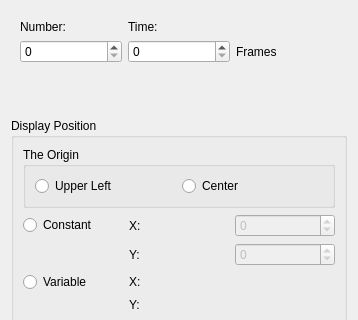
Above: events/commands/picturedialog.ui from jowin202/YaRXP before the change; both pictures show x 0 to 358 and y 0 to 320 of the 358 by 665 pixel window. Below: the same form after it.
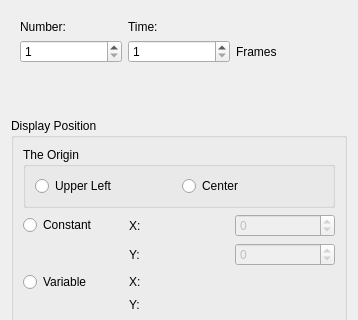
That is the form after the change. The open tabs and pages were chosen to show the change. Custom widgets are drawn as their Qt base class.

```diff
--- a/events/commands/picturedialog.ui
+++ b/events/commands/picturedialog.ui
@@ -290,7 +290,14 @@
           </widget>
          </item>
          <item row="1" column="1">
-          <widget class="QSpinBox" name="spin_time"/>
+          <widget class="QSpinBox" name="spin_time">
+           <property name="minimum">
+            <number>1</number>
+           </property>
+           <property name="maximum">
+            <number>1000</number>
+           </property>
+          </widget>
          </item>
          <item row="1" column="2">
           <widget class="QLabel" name="label_12">
@@ -320,7 +327,11 @@
           </widget>
          </item>
          <item row="1" column="0">
-          <widget class="QSpinBox" name="spin_pic_num_2"/>
+          <widget class="QSpinBox" name="spin_pic_num_2">
+           <property name="minimum">
+            <number>1</number>
+           </property>
+          </widget>
          </item>
         </layout>
        </widget>
```
Left out of the diff: 5 changed lines with no effect on the pictures.
